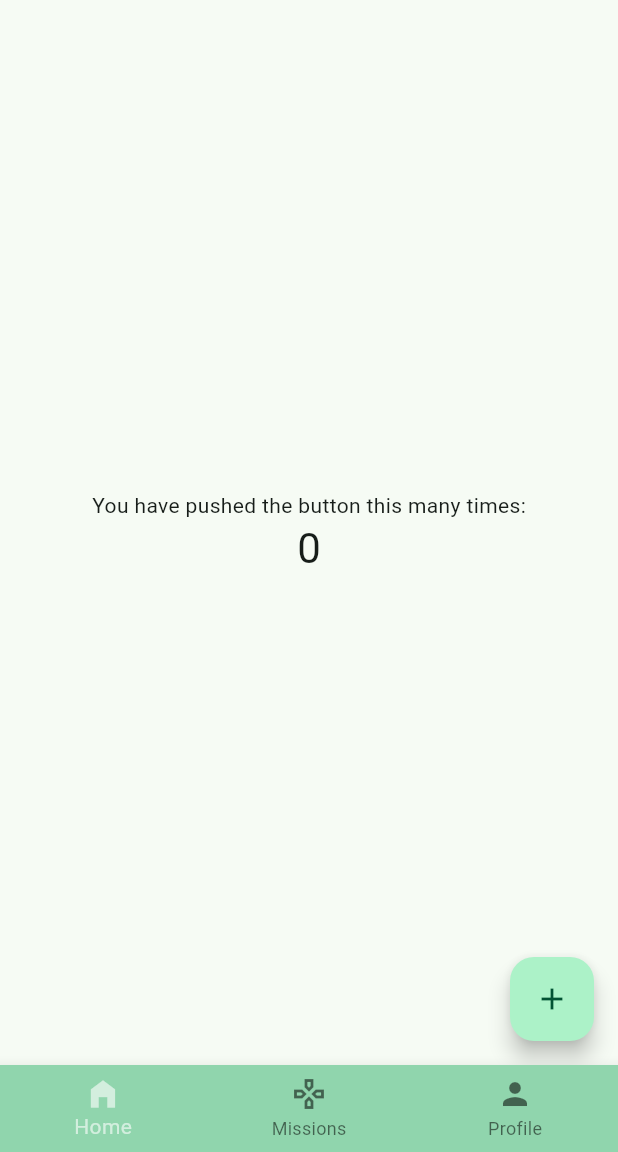
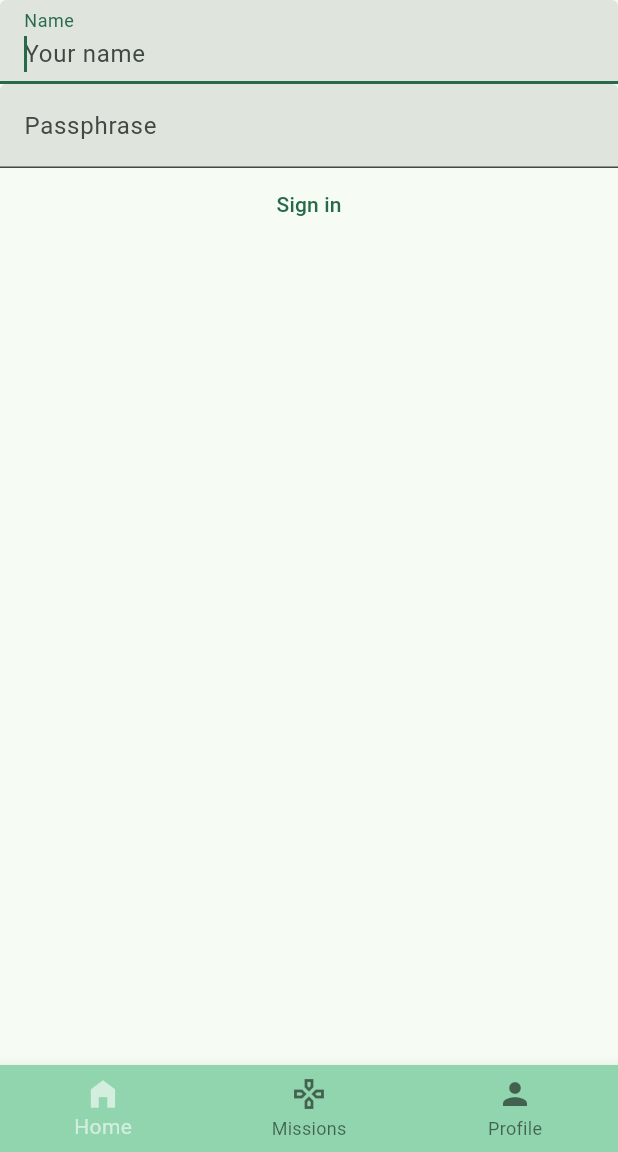
Before and after one commit to bjorkroth/drivr, a Flutter app: the screen it shows after launch, on a phone screen of 412 x 824 dp, the part 84-1236 px from its top. Run offline on Flutter 3.47's test engine with Material 2 defaults, Android fonts, the phone set to English and light mode, and no system bars.

Commit message:
WIP basic login for setting user name

```diff
--- /dev/null
+++ b/lib/login.dart
@@ -0,0 +1,71 @@
+import 'package:drivr/models/profile_model.dart';
+import 'package:flutter/material.dart';
+import 'package:json_annotation/json_annotation.dart';
+import 'package:provider/provider.dart';
+
+@JsonSerializable()
+class FormData{
+  String? name;
+  String? passphrase;
+
+  FormData({
+    this.name,
+    this.passphrase,
+  });
+}
+class Login extends StatefulWidget {
+  const Login({super.key});
+
+  @override
+  State<Login> createState() => _Login();
+}
+
+class _Login extends State<Login>{
+  FormData formData = FormData();
+
+  @override
+  Widget build(BuildContext context) {
+    return Scaffold(
+      body: Form(
+        child: Scrollbar(
+          child: Column(children: [
+            TextFormField(
+              autofocus: true,
+              textInputAction: TextInputAction.next,
+               decoration: const InputDecoration(
+                filled: true,
+                hintText: 'Your name',
+                labelText: 'Name'
+              ),
+              onChanged: (value){
+                formData.name = value;
+              },
+            ),
+            TextFormField(
+              obscureText: true,
+              decoration: const InputDecoration(
+                filled: true,
+                labelText: 'Passphrase'
+              ),
+              onChanged: (value){
+                formData.passphrase = value;
+              },
+            ),
+            TextButton(
+            onPressed: () {
+              var profileModel = context.read<ProfileModel>();
+
+              if(formData.name!.isEmpty){
+                return;
+              }
+
+              profileModel.setName(formData.name ?? "");
+              profileModel.logInUser();
+            },
+            child: const Text('Sign in'))
+          ])
+          )
+      )
+    );
+  }
+}
--- a/lib/main.dart
+++ b/lib/main.dart
@@ -1,10 +1,17 @@
 import 'package:flutter/material.dart';
+import 'package:provider/provider.dart';
 import 'missions.dart';
+import 'models/profile_model.dart';
 import 'profile.dart';
-import 'counter.dart';
+import 'login.dart';
 
 void main() {
-  runApp(const MyApp());
+  runApp(
+    ChangeNotifierProvider(
+        create: (context) => ProfileModel(),
+        child: const MyApp(),
+    )
+  );
 }
 
 class MyApp extends StatelessWidget {
@@ -46,7 +53,8 @@ class _MyHomePageState extends State<MyHomePage> {
   int _selectedIndex = 0;
 
   static const List<Widget> pages = <Widget>[
-    Counter(title: "drivr"),
+    Login(),
+    //Counter(title: "drivr"),
     Missions(),
     Profile(),
   ];
--- /dev/null
+++ b/lib/models/profile_model.dart
@@ -0,0 +1,24 @@
+import 'package:flutter/widgets.dart';
+
+class ProfileModel extends ChangeNotifier {
+  String _name = "";
+  String get name => _name;
+
+  bool _isLoggedin = false;
+  bool get isLoggedIn => _isLoggedin;
+
+  void setName(String name){
+    _name = name;
+    notifyListeners();
+  }
+
+  void logInUser(){
+    _isLoggedin = true;
+    notifyListeners();
+  }
+
+  void logOutUser(){
+    _isLoggedin = false;
+    notifyListeners();
+  }
+}
--- a/pubspec.yaml
+++ b/pubspec.yaml
@@ -35,6 +35,8 @@ dependencies:
   # The following adds the Cupertino Icons font to your application.
   # Use with the CupertinoIcons class for iOS style icons.
   cupertino_icons: ^1.0.2
+  provider: ^6.0.5
+  json_annotation: ^4.8.1
 
 dev_dependencies:
   flutter_test:
```
Also changed, not shown: lib/profile.dart (+8 -4 lines), pubspec.lock. Lines whose indentation alone changed are shown as unchanged.
